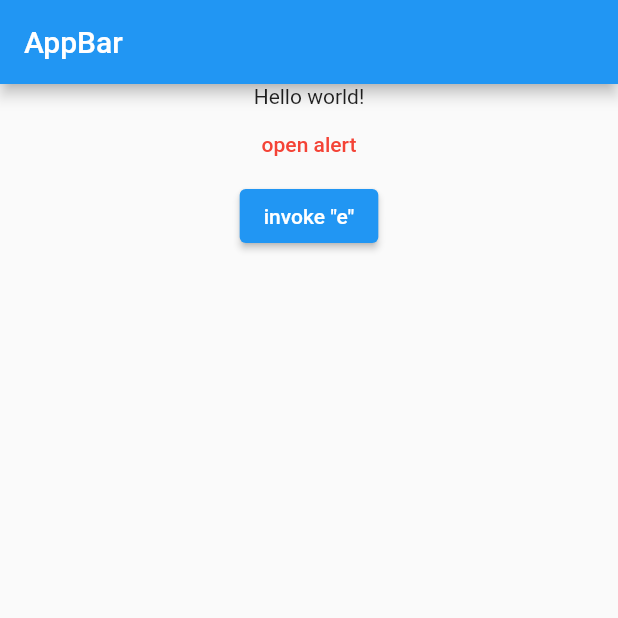
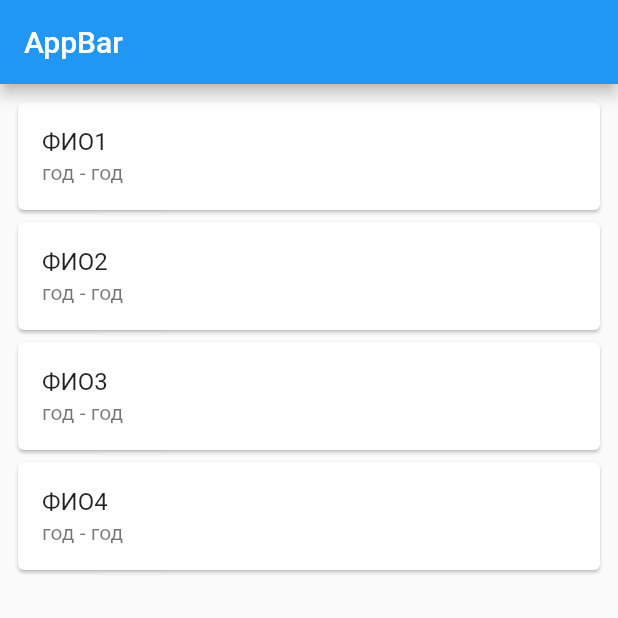
Before and after one commit to Helen-dc/family_tree, a Flutter app: the screen it shows after launch, on a phone screen of 412 x 824 dp, the top half of it. Run offline on Flutter 3.47's test engine with Material 2 defaults, Android fonts, the phone set to English and light mode, and no system bars.

Commit message:
Скрыла старый функционал и добавила список

```diff
--- a/lib/main.dart
+++ b/lib/main.dart
@@ -5,6 +5,7 @@ class MyBody extends StatelessWidget {
 
   @override
   Widget build(BuildContext context) {
+
     return Center(
       child: Column(
         children: [
@@ -48,6 +49,42 @@ class MyBody extends StatelessWidget {
   }
 }
 
+class ListViewTree extends StatelessWidget{
+  const ListViewTree({super.key});
+
+  @override
+  Widget build(BuildContext context) {
+    return ListView(
+      padding: const EdgeInsets.all(8),
+      children: const <Widget>[
+        Card(
+          child: ListTile(
+            title: Text("ФИО1"),
+            subtitle: Text("год - год"),
+          ),
+        ),
+        Card(
+          child: ListTile(
+            title: Text("ФИО2"),
+            subtitle: Text("год - год"),
+          ),
+        ),
+        Card(
+          child: ListTile(
+            title: Text("ФИО3"),
+            subtitle: Text("год - год"),
+          ),
+        ),
+        Card(
+          child: ListTile(
+            title: Text("ФИО4"),
+            subtitle: Text("год - год"),
+          ),
+        ),
+      ]
+    );
+  }
+}
 void main() {
   runApp(
     MaterialApp(
@@ -56,7 +93,8 @@ void main() {
         appBar: AppBar(
           title: const Text('AppBar'),
         ),
-        body: const MyBody(),
+        body: //const MyBody(),
+        const ListViewTree(),
       ),
     ),
   );
```
